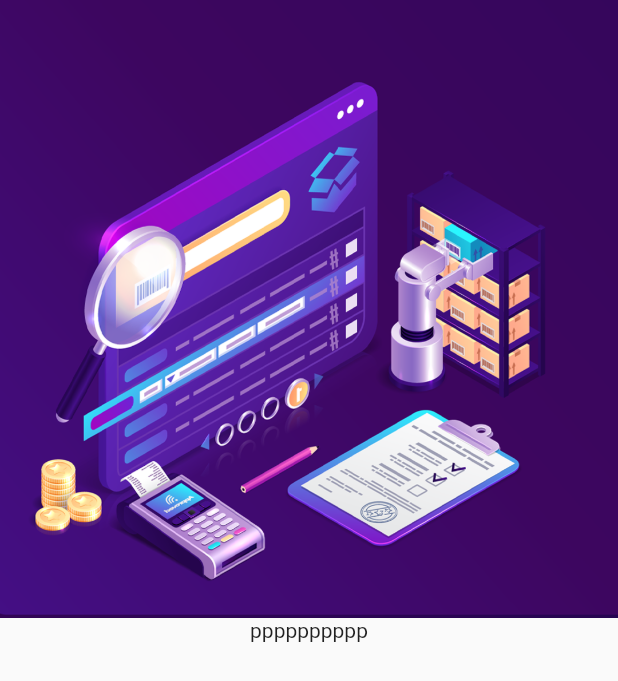
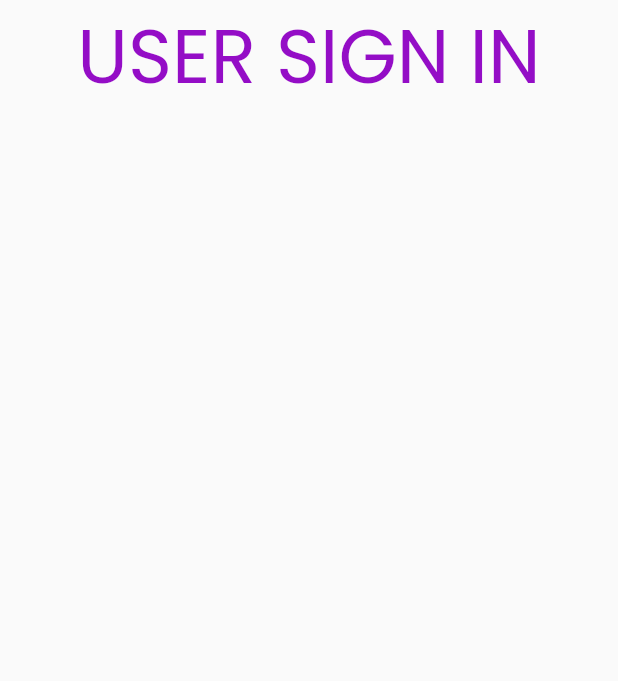
Before and after one commit to binh123thien/HOBIN, a Flutter app: the screen it shows after launch, on a phone screen of 412 x 824 dp. Shown: the top 681 px of the screen. Run offline on Flutter 3.47's test engine with Material 2 defaults, Android fonts, the phone set to English and light mode, and no system bars; our stand-ins replace google_fonts.

Commit message:
hinh dc r nè

```diff
--- /dev/null
+++ b/hobin_app/lib/common_object/app_colors.dart
@@ -0,0 +1,10 @@
+import 'package:flutter/material.dart';
+
+class AppColors {
+  static const Color purpleColor = Color(0xff940DC6);
+  // static const Color mainBlueColor = Color(0xff005BE0);
+  // static const Color blueDarkColor = Color(0xff252B5C);
+  // static const Color textColor = Color(0xff53587A);
+  // static const Color greyColor = Color(0xffAAAAAA);
+  // static const Color whiteColor = Color(0xffFFFFFF);
+}
--- a/hobin_app/lib/pages/auth/SignIn.dart
+++ b/hobin_app/lib/pages/auth/SignIn.dart
@@ -1,6 +1,9 @@
 import 'package:flutter/material.dart';
-import 'package:flutter/src/foundation/key.dart';
-import 'package:flutter/src/widgets/framework.dart';
+import 'package:google_fonts/google_fonts.dart';
+// import 'package:flutter/src/foundation/key.dart';
+// import 'package:flutter/src/widgets/framework.dart';
+import 'package:hobin_app/responsive_widget.dart';
+import 'package:hobin_app/common_object/app_colors.dart';
 
 class SignInPage extends StatefulWidget {
   const SignInPage({Key? key}) : super(key: key);
@@ -12,19 +15,45 @@ class SignInPage extends StatefulWidget {
 class _SignInPageState extends State<SignInPage> {
   @override
   Widget build(BuildContext context) {
+    // set chiều cao, ngang full màn hình
+    double screen_height = MediaQuery.of(context).size.height;
+    double screen_width = MediaQuery.of(context).size.width;
     return Scaffold(
-      body: Container(
-        child: Column(mainAxisAlignment: MainAxisAlignment.start, children: [
-          SizedBox(
-              child: Column(
-            children: const [
-              Image(
-                image: AssetImage('assets/images/signin.png'),
+      body: SizedBox(
+        height: screen_height,
+        width: screen_width,
+        //sắp xếp các widget theo chiều ngang
+        child: Row(
+            mainAxisAlignment: MainAxisAlignment.start,
+            crossAxisAlignment: CrossAxisAlignment.start,
+            children: [
+              //toán tử 3 ngôi: chia trang theo chiều ngang < 600 pixels
+              //đúng thì trả sizebox rỗng, chạy dòng 39 (expanded thứ 2)
+              //sai do full màn hình web chạy hình ảnh
+              ResponsiveWidget.isSmallScreen(context)
+                  ? const SizedBox()
+                  : Expanded(
+                      child: Container(
+                        height: screen_height,
+                        child: const Image(
+                          image: AssetImage('assets/images/signin.png'),
+                        ),
+                      ),
+                    ),
+              //khi chạy full màn hình web
+              Expanded(
+                child: Column(
+                  children: [
+                    Text(
+                      'USER SIGN IN',
+                      textAlign: TextAlign.center,
+                      style: GoogleFonts.poppins(
+                          fontSize: 50, color: AppColors.purpleColor),
+                    )
+                  ],
+                ),
               ),
-              Text('pppppppppp'),
-            ],
-          ))
-        ]),
+            ]),
       ),
     );
   }
--- a/hobin_app/lib/pages/auth/SignUp.dart
+++ b/hobin_app/lib/pages/auth/SignUp.dart
@@ -21,7 +21,6 @@ class _SignUpPageState extends State<SignUpPage> {
               Image(
                 image: AssetImage('assets/images/signin.png'),
               ),
-              Text('pppppppppp'),
             ],
           ))
         ]),
```
Also changed, not shown: hobin_app/lib/responsive_widget.dart (added, +43 -0 lines).
